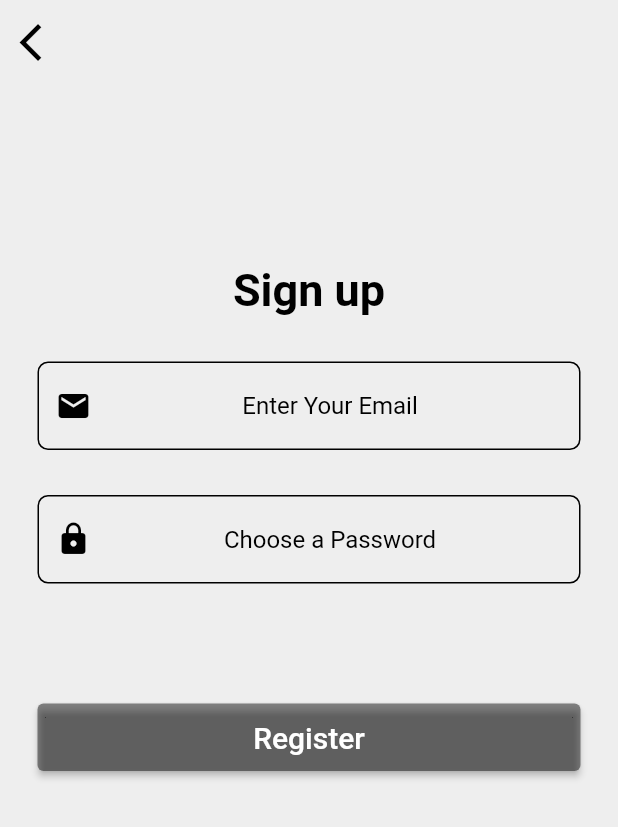
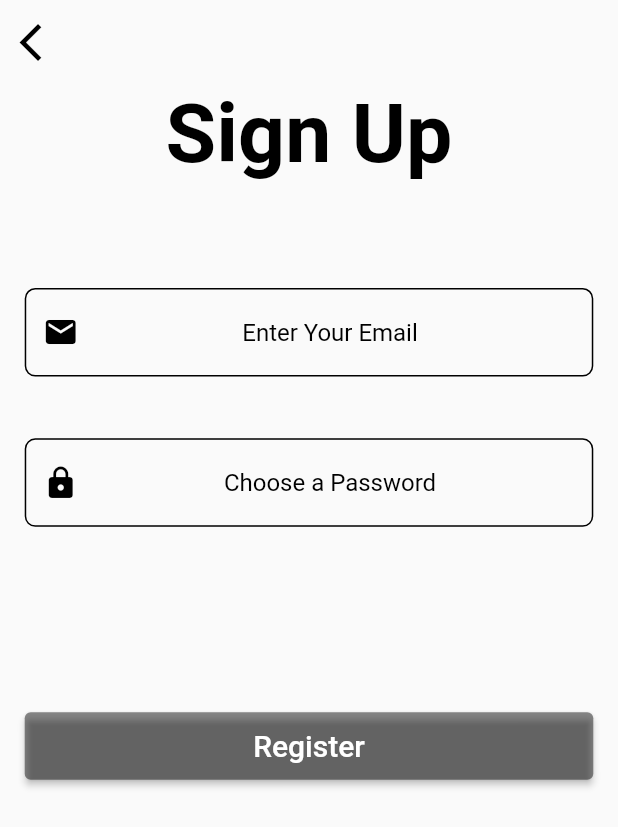
Before and after one commit to AmitTzah/Badge_AI, a Flutter app: the screen it shows after launch, after a tap on "Login", after a tap on "Don't have an Account ?", on a phone screen of 412 x 824 dp. Shown: the top 827 px of the screen. Run offline on Flutter 3.47's test engine with Material 2 defaults, Android fonts, the phone set to English and light mode, and no system bars; our stand-ins replace cloud_firestore, firebase_auth, firebase_core, firebase_database, google_fonts, sizer; missing offline and left inert: flutter_barcode_scanner; accounts and stored records are empty.

Commit message:
Register screen is now responsive and similar to register screen

```diff
--- a/lib/pages/login.dart
+++ b/lib/pages/login.dart
@@ -139,15 +139,12 @@ class _LoginScreenState extends State<LoginScreen> {
                                   fontSize: 15.sp, color: Colors.black87),
                             ),
                             SizedBox(width: 10),
-                            Hero(
-                              tag: '1',
-                              child: Text(
-                                'Sign up',
-                                style: TextStyle(
-                                    fontSize: 19.sp,
-                                    fontWeight: FontWeight.bold,
-                                    color: Colors.black),
-                              ),
+                            Text(
+                              'Sign up',
+                              style: TextStyle(
+                                  fontSize: 19.sp,
+                                  fontWeight: FontWeight.bold,
+                                  color: Colors.black),
                             )
                           ],
                         ),
--- a/lib/pages/register.dart
+++ b/lib/pages/register.dart
@@ -2,14 +2,17 @@ import 'package:cloud_firestore/cloud_firestore.dart';
 import 'package:firebase_auth/firebase_auth.dart';
 import 'package:flutter/material.dart';
 import 'package:flutter/services.dart';
+import 'package:sizer/sizer.dart';
 import '../button.dart';
 import '../constants.dart';
+
 class SignupScreen extends StatefulWidget {
   const SignupScreen({Key? key}) : super(key: key);
 
   @override
   _SignupScreenState createState() => _SignupScreenState();
 }
+
 class _SignupScreenState extends State<SignupScreen> {
   final formkey = GlobalKey<FormState>();
   final _auth = FirebaseAuth.instance;
@@ -20,10 +23,14 @@ class _SignupScreenState extends State<SignupScreen> {
   Widget build(BuildContext context) {
     return Scaffold(
       appBar: AppBar(
-        backgroundColor: Colors.grey[200],
+        backgroundColor: Colors.grey[50],
         elevation: 0,
         leading: IconButton(
-          icon: const Icon(Icons.arrow_back_ios, color: Colors.black,size: 30,),
+          icon: const Icon(
+            Icons.arrow_back_ios,
+            color: Colors.black,
+            size: 30,
+          ),
           onPressed: () => Navigator.of(context).pop(),
         ),
       ),
@@ -35,37 +42,28 @@ class _SignupScreenState extends State<SignupScreen> {
               key: formkey,
               child: AnnotatedRegion<SystemUiOverlayStyle>(
                 value: SystemUiOverlayStyle.light,
-                child: Stack(
-                  children: [
-                    Container(
-                      height: double.infinity,
-                      width: double.infinity,
-                     color: Colors.grey[200],
                 child: SingleChildScrollView(
                   padding:
-                            const EdgeInsets.symmetric(horizontal: 25, vertical: 120),
+                      EdgeInsets.symmetric(horizontal: 4.w, vertical: 0.1.h),
                   child: Column(
                     mainAxisAlignment: MainAxisAlignment.center,
                     children: [
-                            const Hero(
-                              tag: '1',
-                                                          child: Text(
-                                "Sign up",
+                      Text(
+                        "Sign Up",
                         style: TextStyle(
-                                    fontSize: 30,
+                            fontSize: 40.sp,
                             color: Colors.black,
                             fontWeight: FontWeight.bold),
                       ),
-                            ),
+                      SizedBox(height: 5.h),
                       const SizedBox(height: 30),
                       TextFormField(
                         keyboardType: TextInputType.emailAddress,
                         onChanged: (value) {
                           email = value.toString().trim();
                         },
-                              validator: (value) => (value!.isEmpty)
-                                  ? ' Please enter email'
-                                  : null,
+                        validator: (value) =>
+                            (value!.isEmpty) ? ' Please enter email' : null,
                         textAlign: TextAlign.center,
                         decoration: kTextFieldDecoration.copyWith(
                           hintText: 'Enter Your Email',
@@ -75,7 +73,7 @@ class _SignupScreenState extends State<SignupScreen> {
                           ),
                         ),
                       ),
-                            const SizedBox(height: 30),
+                      SizedBox(height: 5.h),
                       TextFormField(
                         obscureText: true,
                         validator: (value) {
@@ -94,7 +92,7 @@ class _SignupScreenState extends State<SignupScreen> {
                               color: Colors.black,
                             )),
                       ),
-                            const SizedBox(height: 80),
+                      SizedBox(height: 15.h),
                       LoginSignupButton(
                         title: 'Register',
                         ontapp: () async {
@@ -103,7 +101,8 @@ class _SignupScreenState extends State<SignupScreen> {
                               isloading = true;
                             });
                             try {
-                                    final UserCredential user= await _auth.createUserWithEmailAndPassword(
+                              final UserCredential user =
+                                  await _auth.createUserWithEmailAndPassword(
                                       email: email, password: password);
                               setUser(user);
                               ScaffoldMessenger.of(context).showSnackBar(
@@ -145,11 +144,9 @@ class _SignupScreenState extends State<SignupScreen> {
                           }
                         },
                       ),
+                      SizedBox(height: 1.h),
                     ],
                   ),
-                      ),
-                    )
-                  ],
                 ),
               ),
             ),
@@ -157,12 +154,15 @@ class _SignupScreenState extends State<SignupScreen> {
   }
 }
 
-Future<void> setUser(UserCredential user)async {
-  FirebaseFirestore.instance.collection('users')
+Future<void> setUser(UserCredential user) async {
+  FirebaseFirestore.instance
+      .collection('users')
       .doc(user.user!.uid) // <-- Document ID
-  .set({'uid':user.user!.uid
-  ,'email':user.user!.email
-  ,'/Building1/Door1':0
-  ,'/Building1/Door2':0
-  ,'/Building2/Door1':0}); // <-- Your data
+      .set({
+    'uid': user.user!.uid,
+    'email': user.user!.email,
+    '/Building1/Door1': 0,
+    '/Building1/Door2': 0,
+    '/Building2/Door1': 0
+  }); // <-- Your data
 }
```
Lines whose indentation alone changed are shown as unchanged.
